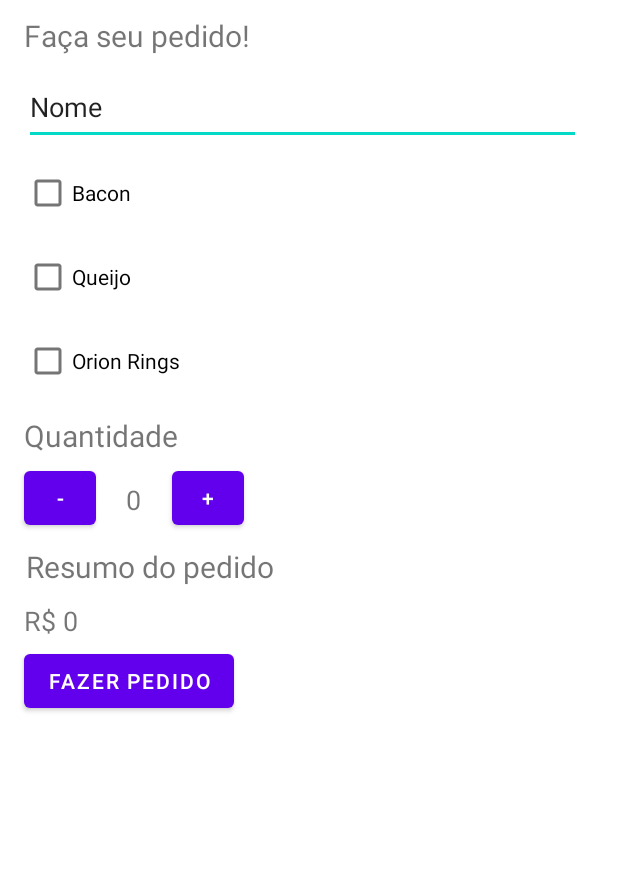
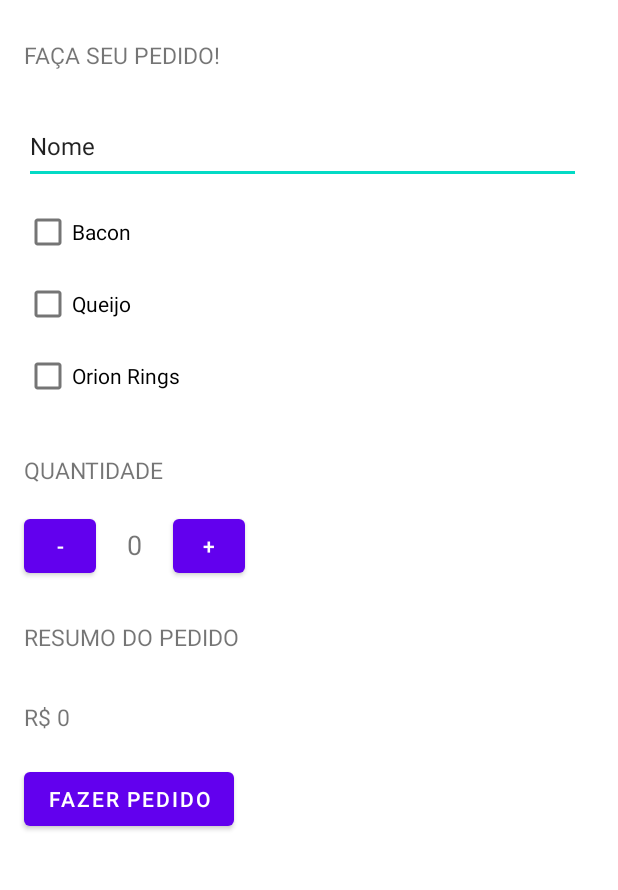
Before and after one commit to elisalvsan/trabalho-mobile-pos, an Android app: the screen it shows after launch (MainActivity), on a phone screen of 412 x 824 dp, the part 99-989 px from its top. Run offline under Robolectric (Android 15) with nearby library versions, the phone set to English and light mode, and no system bars.

Commit message:
Aula pratica 2 - Etapa 1

```diff
--- a/app/src/main/res/layout/activity_main.xml
+++ b/app/src/main/res/layout/activity_main.xml
@@ -21,12 +21,10 @@
 
     <TextView
         android:id="@+id/facaPedido"
-        android:layout_width="wrap_content"
-        android:layout_height="wrap_content"
+        style="@style/EstiloTexto"
         android:layout_marginStart="16dp"
         android:layout_marginTop="10dp"
         android:text="@string/fazer_pedido"
-        android:textSize="20sp"
         app:layout_constraintStart_toStartOf="parent"
         app:layout_constraintTop_toBottomOf="@+id/toolbar"
         tools:ignore="TextContrastCheck" />
@@ -42,7 +40,7 @@
         android:hint="@string/nome_cliente"
         android:inputType="textPersonName"
         android:text="@string/nome_cliente"
-        android:textSize="18sp"
+        android:textSize="16sp"
         app:layout_constraintStart_toStartOf="parent"
         app:layout_constraintTop_toBottomOf="@+id/facaPedido" />
 
@@ -61,7 +59,6 @@
         android:layout_width="127dp"
         android:layout_height="48dp"
         android:layout_marginStart="16dp"
-        android:layout_marginTop="8dp"
         android:text="@string/igrediente_orion"
         app:layout_constraintStart_toStartOf="parent"
         app:layout_constraintTop_toBottomOf="@+id/igrediente3" />
@@ -71,19 +68,16 @@
         android:layout_width="98dp"
         android:layout_height="48dp"
         android:layout_marginStart="16dp"
-        android:layout_marginTop="8dp"
         android:text="@string/igrediente_queijo"
         app:layout_constraintStart_toStartOf="parent"
         app:layout_constraintTop_toBottomOf="@+id/igrediente1" />
 
     <TextView
         android:id="@+id/quantidade"
-        android:layout_width="wrap_content"
-        android:layout_height="wrap_content"
+        style="@style/EstiloTexto"
         android:layout_marginStart="16dp"
         android:layout_marginTop="12dp"
         android:text="@string/quantidade"
-        android:textSize="20sp"
         app:layout_constraintStart_toStartOf="parent"
         app:layout_constraintTop_toBottomOf="@+id/igrediente2" />
 
@@ -92,7 +86,6 @@
         android:layout_width="48dp"
         android:layout_height="48dp"
         android:layout_marginStart="16dp"
-        android:layout_marginTop="4dp"
         android:text="@string/subtrair_quantidade"
         app:layout_constraintStart_toStartOf="parent"
         app:layout_constraintTop_toBottomOf="@+id/quantidade" />
@@ -101,8 +94,8 @@
         android:id="@+id/valorQuantidade"
         android:layout_width="27dp"
         android:layout_height="27dp"
-        android:layout_marginStart="11dp"
-        android:layout_marginTop="15dp"
+        android:layout_marginStart="12dp"
+        android:layout_marginTop="9dp"
         android:gravity="center"
         android:text="@string/valor_quantidade"
         android:textSize="18sp"
@@ -114,31 +107,24 @@
         android:layout_width="48dp"
         android:layout_height="48dp"
         android:layout_marginStart="12dp"
-        android:layout_marginTop="4dp"
         android:text="@string/adicionar_quantidade"
         app:layout_constraintStart_toEndOf="@+id/valorQuantidade"
         app:layout_constraintTop_toBottomOf="@+id/quantidade" />
 
     <TextView
         android:id="@+id/pedido"
-        android:layout_width="wrap_content"
-        android:layout_height="wrap_content"
-        android:layout_marginStart="17dp"
-        android:layout_marginTop="8dp"
+        style="@style/EstiloTexto"
+        android:layout_marginStart="16dp"
+        android:layout_marginTop="10dp"
         android:text="@string/resumo_pedido"
-        android:textSize="20sp"
         app:layout_constraintStart_toStartOf="parent"
         app:layout_constraintTop_toBottomOf="@+id/subtrairQuantidade" />
 
     <TextView
         android:id="@+id/valor_pedido"
-        android:layout_width="wrap_content"
-        android:layout_height="wrap_content"
+        style="@style/EstiloTexto"
         android:layout_marginStart="16dp"
-        android:layout_marginTop="10dp"
         android:text="@string/valor_pedido"
-        android:textSize="18sp"
-        android:textAllCaps="true"
         app:layout_constraintStart_toStartOf="parent"
         app:layout_constraintTop_toBottomOf="@+id/pedido" />
 
--- a/app/src/main/res/values/themes.xml
+++ b/app/src/main/res/values/themes.xml
@@ -15,4 +15,14 @@
         <!-- Customize your theme here. -->
     </style>
 
+    <style name="EstiloTexto">
+        <item name="android:layout_width">wrap_content</item>
+        <item name="android:layout_height">wrap_content</item>
+        <item name="android:paddingBottom">16dp</item>
+        <item name="android:paddingTop">16dp</item>
+        <item name="android:textSize">15sp</item>
+        <item name="android:textAllCaps">true</item>
+        <item name="android:gravity">center_vertical</item>
+    </style>
+
 </resources>
```
